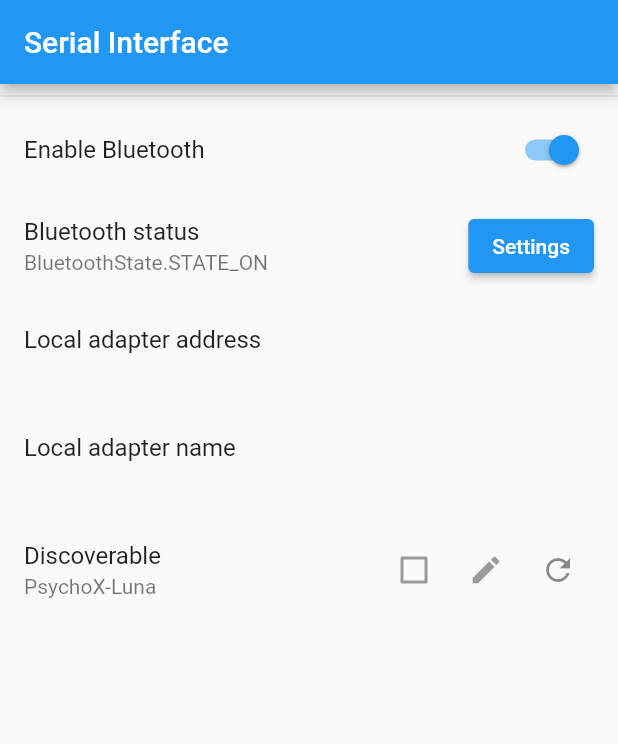
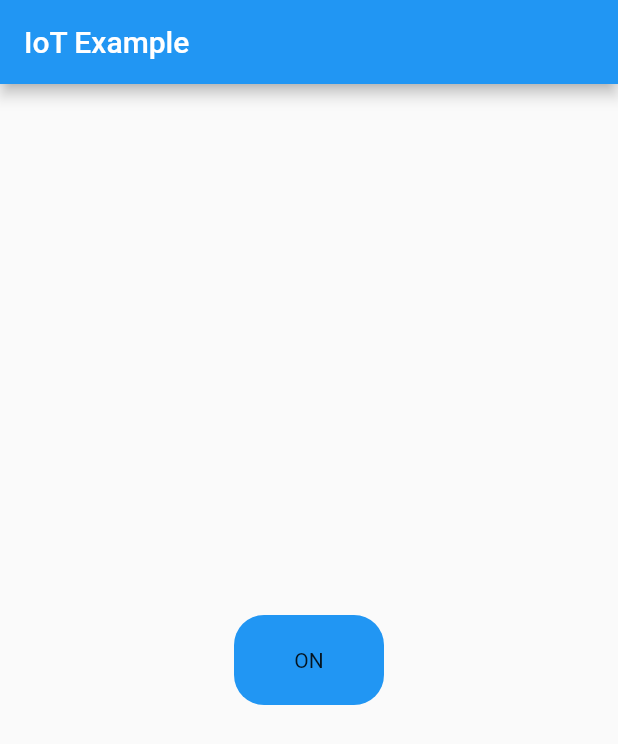
Before and after one commit to alfi899/bluetooth_serail, a Flutter app: the screen it shows after launch, on a phone screen of 412 x 824 dp. Shown: the top 744 px of the screen. Run offline on Flutter 3.47's test engine with Material 2 defaults, Android fonts, the phone set to English and light mode, and no system bars; our stand-ins replace firebase_core, firebase_database, flutter_bluetooth_serial; accounts and stored records are empty.

Commit message:
added arduino part

```diff
--- a/serial_interfae/lib/MainPage.dart
+++ b/serial_interfae/lib/MainPage.dart
@@ -2,9 +2,8 @@ import 'dart:async';
 
 import 'package:flutter/material.dart';
 import 'package:flutter_bluetooth_serial/flutter_bluetooth_serial.dart';
-import 'package:scoped_model/scoped_model.dart';
 
-class MainPage extends StatefulWidget {
+/*class MainPage extends StatefulWidget {
   const MainPage({Key? key}) : super(key: key);
 
   @override
@@ -20,7 +19,7 @@ class _MainPageState extends State<MainPage> {
   Timer? _discoerableTimeoutTimer;
   int _discoverableTimeoutSecondsLeft = 0;
 
-  BackgroundCollectingTask? _collectingTask;
+  //BackgroundCollectingTask? _collectingTask;
 
   bool _autoAcceptPairingRequest = false;
 
@@ -74,7 +73,7 @@ class _MainPageState extends State<MainPage> {
   @override
   void dispose() {
     FlutterBluetoothSerial.instance.setPairingRequestHandler(null);
-    _collectingTask?.dispose();
+    //_collectingTask?.dispose();
     _discoerableTimeoutTimer?.cancel();
     super.dispose();
   }
@@ -183,4 +182,4 @@ class _MainPageState extends State<MainPage> {
       ),
     );
   }
-}
+}*/
--- a/serial_interfae/lib/main.dart
+++ b/serial_interfae/lib/main.dart
@@ -1,14 +1,101 @@
+import 'package:firebase_core/firebase_core.dart';
+import 'package:firebase_database/firebase_database.dart';
 import 'package:flutter/material.dart';
 
 import './MainPage.dart';
 
-void main() => runApp(new MyApp());
+void main() async {
+  WidgetsFlutterBinding.ensureInitialized();
+  await Firebase.initializeApp();
+  runApp(MyApp());
+}
 
 class MyApp extends StatelessWidget {
   const MyApp({ Key? key }) : super(key: key);
 
   @override
   Widget build(BuildContext context) {
-    return MaterialApp(home: MainPage());
+    return MaterialApp(
+      debugShowCheckedModeBanner: false,
+      home: Home());
   }
 }
+
+class Home extends StatefulWidget {
+  const Home({ Key? key }) : super(key: key);
+
+  @override
+  _HomeState createState() => _HomeState();
+}
+
+class _HomeState extends State<Home> {
+  final DBref = FirebaseDatabase.instance.ref();
+  int ledStatus = 0;
+  bool isLoading = false;
+
+  getLEDStatus() async {
+  await DBref.child("LED_STATUS").get().then((DataSnapshot? snapshot) {
+    print("----------------");
+    print(snapshot!.value);
+    ledStatus = snapshot.value as int;
+  });
+  /*await DBref.child("LED_STATUS").once().then((event) {
+      final dataSnapshot = event.snapshot;
+      ledStatus = ;
+      //print(ledStatus.toString());
+    });*/
+
+    setState(() {
+      isLoading = false;
+    });
+  }
+
+  @override
+  void initState() {
+    isLoading = true;
+    getLEDStatus();
+    super.initState();
+  }
+
+  @override
+  Widget build(BuildContext context) {
+    return Scaffold(
+      appBar: AppBar(
+        title: Text("IoT Example"),
+      ),
+      body: Center(
+        child: GestureDetector(
+          onTap: () {
+            buttonPressed();
+          },
+          child: Container(
+            height: 60,
+            width: 100,
+            decoration: BoxDecoration(
+              borderRadius: BorderRadius.circular(20),
+              color: Colors.blue,
+            ),
+            child: Center(
+              child: Text(ledStatus == 0 ? "ON" : "OFF"),
+            )
+          ),
+        ),
+      ),
+    );
+  }
+
+  void buttonPressed() {
+    ledStatus == 0
+      ? DBref.child("LED_STATUS").set(1)
+      : DBref.child("LED_STATUS").set(0);
+    if (ledStatus == 0) {
+      setState(() {
+        ledStatus = 1;
+      });
+    } else {
+      setState(() {
+        ledStatus = 0;
+      });
+    }
+  }
+}
--- a/serial_interfae/pubspec.yaml
+++ b/serial_interfae/pubspec.yaml
@@ -3,7 +3,7 @@ description: A new Flutter project.
 
 # The following line prevents the package from being accidentally published to
 # pub.dev using `flutter pub publish`. This is preferred for private packages.
-publish_to: 'none' # Remove this line if you wish to publish to pub.dev
+publish_to: "none" # Remove this line if you wish to publish to pub.dev
 
 # The following defines the version and build number for your application.
 # A version number is three numbers separated by dots, like 1.2.43
@@ -28,10 +28,11 @@ environment:
 # versions available, run `flutter pub outdated`.
 dependencies:
   cupertino_icons: ^1.0.2
+  firebase_core: ^1.12.0
+  firebase_database: ^9.0.6
   flutter:
     sdk: flutter
   flutter_bluetooth_serial: ^0.4.0
-  scoped_model: ^1.1.0
 
 dev_dependencies:
   flutter_lints: ^1.0.0
@@ -42,7 +43,6 @@ dev_dependencies:
 # following page: https://dart.dev/tools/pub/pubspec
 # The following section is specific to Flutter.
 flutter:
-
   # The following line ensures that the Material Icons font is
   # included with your application, so that you can use the icons in
   # the material Icons class.
```
Also changed, not shown: arduino_code/requirements.txt (added, +7 -0 lines), serial_interfae/pubspec.lock, 4 other files.
